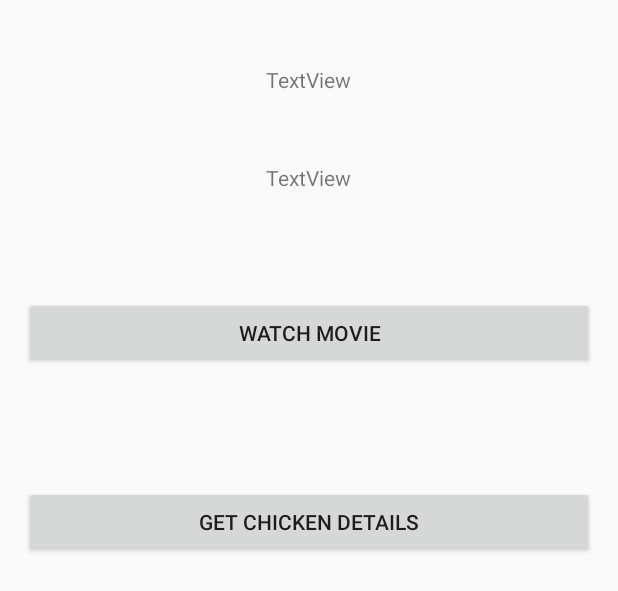
After one commit to shoekla/Chicken-Watch, an Android app: the layout activity_video_menu1.xml on its own in the app's theme, with its tools: preview values and no code run, on a phone screen of 412 x 824 dp. The commit adds this screen. Shown: the top 591 px of the screen. Run offline under Robolectric (Android 15) with nearby library versions, the phone set to English and light mode, and no system bars.

```diff
--- a/Android App/app/build.gradle
+++ b/Android App/app/build.gradle
@@ -20,10 +20,11 @@ android {
 }
 
 dependencies {
-    compile fileTree(dir: 'libs', include: ['*.jar'])
+    compile fileTree(include: ['*.jar'], dir: 'libs')
     androidTestCompile('com.android.support.test.espresso:espresso-core:2.2.2', {
         exclude group: 'com.android.support', module: 'support-annotations'
     })
     compile 'com.android.support:appcompat-v7:24.2.1'
     testCompile 'junit:junit:4.12'
+    compile 'com.koushikdutta.ion:ion:2.1.9'
 }
--- a/Android App/app/src/main/java/com/example/abirshukla/chickenwatch/MainActivity.java
+++ b/Android App/app/src/main/java/com/example/abirshukla/chickenwatch/MainActivity.java
@@ -68,7 +68,7 @@ public class MainActivity extends AppCompatActivity {
         super.onCreate(savedInstanceState);
         setContentView(R.layout.activity_main);
         final ArrayList<String> mp = getAllMedia();
-        ArrayList<String> names = new ArrayList<>();
+        final ArrayList<String> names = new ArrayList<>();
         for (String sa: mp) {
            names.add(sa.substring(sa.lastIndexOf("/")+1));
         }
@@ -80,8 +80,9 @@ public class MainActivity extends AppCompatActivity {
             @Override
             public void onItemClick(AdapterView<?> parent, View view, int position,
                                     long id) {
-                Intent v = new Intent(MainActivity.this,playvideo.class);
+                Intent v = new Intent(MainActivity.this,VideoMenu1.class);
                 v.putExtra("fileName", mp.get(position));
+                v.putExtra("videoName",names.get(position));
                 startActivity(v);
                 //Toast.makeText(MainActivity.this, mp.get(position), Toast.LENGTH_LONG).show();
 
--- /dev/null
+++ b/Android App/app/src/main/res/layout/activity_video_menu1.xml
@@ -0,0 +1,53 @@
+<?xml version="1.0" encoding="utf-8"?>
+<RelativeLayout xmlns:android="http://schemas.android.com/apk/res/android"
+    xmlns:tools="http://schemas.android.com/tools"
+    android:id="@+id/activity_video_menu1"
+    android:layout_width="match_parent"
+    android:layout_height="match_parent"
+    android:paddingBottom="@dimen/activity_vertical_margin"
+    android:paddingLeft="@dimen/activity_horizontal_margin"
+    android:paddingRight="@dimen/activity_horizontal_margin"
+    android:paddingTop="@dimen/activity_vertical_margin"
+    tools:context="com.example.abirshukla.chickenwatch.VideoMenu1">
+
+    <TextView
+        android:text="TextView"
+        android:layout_width="wrap_content"
+        android:layout_height="wrap_content"
+        android:layout_alignParentTop="true"
+        android:layout_centerHorizontal="true"
+        android:layout_marginTop="27dp"
+        android:id="@+id/textView2" />
+
+    <TextView
+        android:text="TextView"
+        android:layout_width="wrap_content"
+        android:layout_height="wrap_content"
+        android:layout_below="@+id/textView2"
+        android:layout_alignEnd="@+id/textView2"
+
+        android:layout_marginTop="46dp"
+        android:id="@+id/textView3" />
+
+    <Button
+        android:text="Watch Movie"
+        android:layout_width="match_parent"
+        android:layout_height="wrap_content"
+        android:layout_below="@+id/textView3"
+        android:layout_centerHorizontal="true"
+        android:layout_marginTop="70dp"
+        android:id="@+id/button"
+        android:onClick="playReg"/>
+
+    <Button
+        android:text="Get Chicken Details"
+        android:layout_width="match_parent"
+        android:layout_height="wrap_content"
+        android:layout_below="@+id/button"
+        android:layout_centerHorizontal="true"
+        android:layout_marginTop="78dp"
+        android:id="@+id/button2"
+        android:onClick="chicken"/>
+
+
+</RelativeLayout>
```
Also changed, not shown: Android App/app/src/main/AndroidManifest.xml (+9 -2 lines), Android App/app/src/main/java/com/example/abirshukla/chickenwatch/ChickenDetails.java (added, +64 -0 lines), Android App/app/src/main/java/com/example/abirshukla/chickenwatch/SettingUser.java (added, +9 -0 lines), Android App/app/src/main/java/com/example/abirshukla/chickenwatch/VideoMenu1.java (added, +69 -0 lines), Android App/app/src/main/java/com/example/abirshukla/chickenwatch/playVidReg.java (added, +34 -0 lines), Android App/app/src/main/java/com/example/abirshukla/chickenwatch/playvideo.java (+63 -0 lines), Android App/app/src/main/res/layout/activity_chicken_details.xml (added, +53 -0 lines), Android App/app/src/main/res/layout/activity_play_vid_reg.xml (added, +21 -0 lines), 3 other files.
